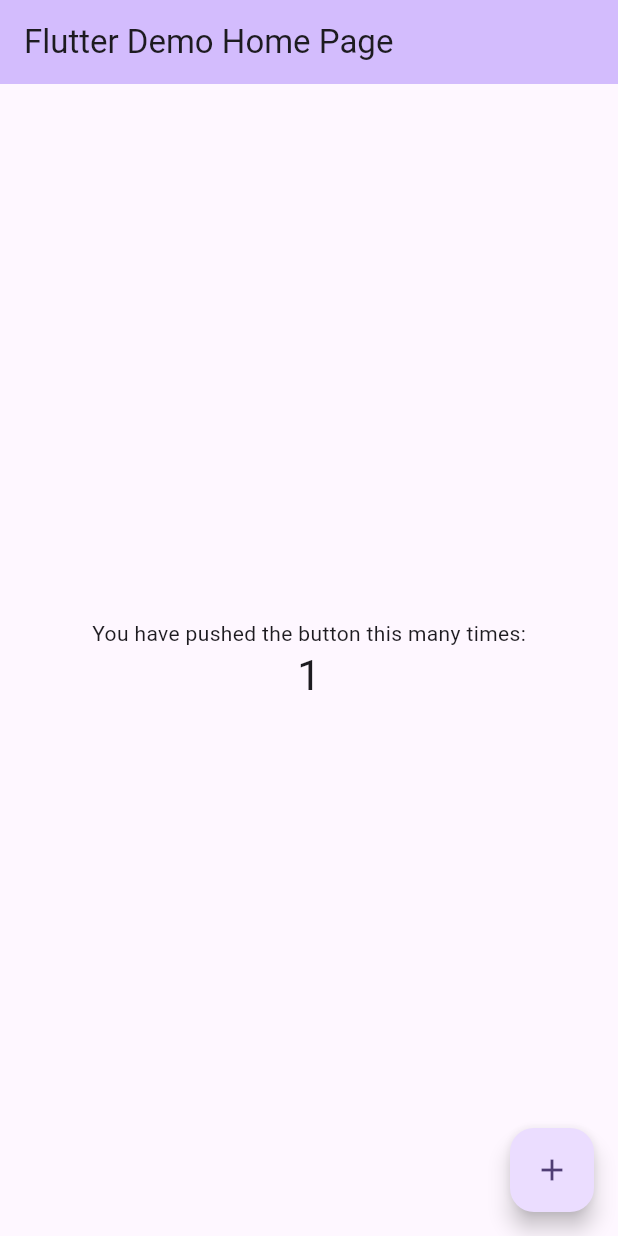
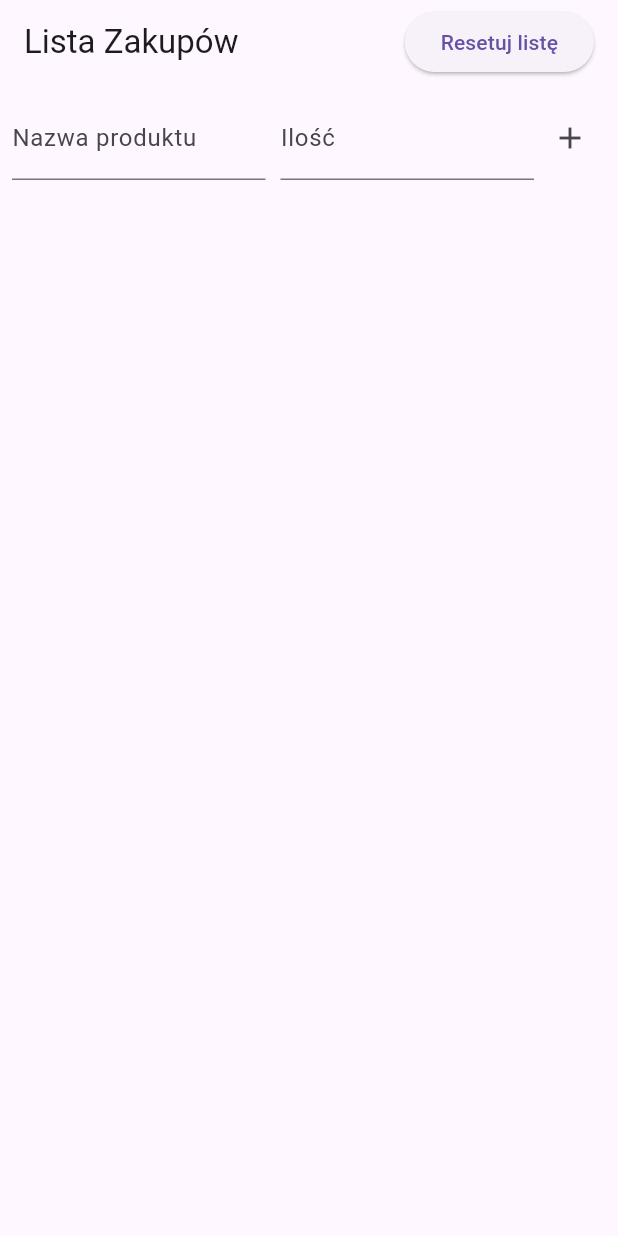
Before and after one commit to tojapawel/shopping_list_flutter, a Flutter app: the screen it shows after launch, after a tap on the "add" icon, on a phone screen of 412 x 824 dp. Run offline on Flutter 3.47's test engine with Material 3 defaults, Android fonts, the phone set to English and light mode, and no system bars.

Commit message:
new init

```diff
--- a/lib/main.dart
+++ b/lib/main.dart
@@ -1,125 +1,6 @@
 import 'package:flutter/material.dart';
+import 'my_app.dart';
 
 void main() {
-  runApp(const MyApp());
+  runApp(MyApp());
 }
-
-class MyApp extends StatelessWidget {
-  const MyApp({super.key});
-
-  // This widget is the root of your application.
-  @override
-  Widget build(BuildContext context) {
-    return MaterialApp(
-      title: 'Flutter Demo',
-      theme: ThemeData(
-        // This is the theme of your application.
-        //
-        // TRY THIS: Try running your application with "flutter run". You'll see
-        // the application has a purple toolbar. Then, without quitting the app,
-        // try changing the seedColor in the colorScheme below to Colors.green
-        // and then invoke "hot reload" (save your changes or press the "hot
-        // reload" button in a Flutter-supported IDE, or press "r" if you used
-        // the command line to start the app).
-        //
-        // Notice that the counter didn't reset back to zero; the application
-        // state is not lost during the reload. To reset the state, use hot
-        // restart instead.
-        //
-        // This works for code too, not just values: Most code changes can be
-        // tested with just a hot reload.
-        colorScheme: ColorScheme.fromSeed(seedColor: Colors.deepPurple),
-        useMaterial3: true,
-      ),
-      home: const MyHomePage(title: 'Flutter Demo Home Page'),
-    );
-  }
-}
-
-class MyHomePage extends StatefulWidget {
-  const MyHomePage({super.key, required this.title});
-
-  // This widget is the home page of your application. It is stateful, meaning
-  // that it has a State object (defined below) that contains fields that affect
-  // how it looks.
-
-  // This class is the configuration for the state. It holds the values (in this
-  // case the title) provided by the parent (in this case the App widget) and
-  // used by the build method of the State. Fields in a Widget subclass are
-  // always marked "final".
-
-  final String title;
-
-  @override
-  State<MyHomePage> createState() => _MyHomePageState();
-}
-
-class _MyHomePageState extends State<MyHomePage> {
-  int _counter = 0;
-
-  void _incrementCounter() {
-    setState(() {
-      // This call to setState tells the Flutter framework that something has
-      // changed in this State, which causes it to rerun the build method below
-      // so that the display can reflect the updated values. If we changed
-      // _counter without calling setState(), then the build method would not be
-      // called again, and so nothing would appear to happen.
-      _counter++;
-    });
-  }
-
-  @override
-  Widget build(BuildContext context) {
-    // This method is rerun every time setState is called, for instance as done
-    // by the _incrementCounter method above.
-    //
-    // The Flutter framework has been optimized to make rerunning build methods
-    // fast, so that you can just rebuild anything that needs updating rather
-    // than having to individually change instances of widgets.
-    return Scaffold(
-      appBar: AppBar(
-        // TRY THIS: Try changing the color here to a specific color (to
-        // Colors.amber, perhaps?) and trigger a hot reload to see the AppBar
-        // change color while the other colors stay the same.
-        backgroundColor: Theme.of(context).colorScheme.inversePrimary,
-        // Here we take the value from the MyHomePage object that was created by
-        // the App.build method, and use it to set our appbar title.
-        title: Text(widget.title),
-      ),
-      body: Center(
-        // Center is a layout widget. It takes a single child and positions it
-        // in the middle of the parent.
-        child: Column(
-          // Column is also a layout widget. It takes a list of children and
-          // arranges them vertically. By default, it sizes itself to fit its
-          // children horizontally, and tries to be as tall as its parent.
-          //
-          // Column has various properties to control how it sizes itself and
-          // how it positions its children. Here we use mainAxisAlignment to
-          // center the children vertically; the main axis here is the vertical
-          // axis because Columns are vertical (the cross axis would be
-          // horizontal).
-          //
-          // TRY THIS: Invoke "debug painting" (choose the "Toggle Debug Paint"
-          // action in the IDE, or press "p" in the console), to see the
-          // wireframe for each widget.
-          mainAxisAlignment: MainAxisAlignment.center,
-          children: <Widget>[
-            const Text(
-              'You have pushed the button this many times:',
-            ),
-            Text(
-              '$_counter',
-              style: Theme.of(context).textTheme.headlineMedium,
-            ),
-          ],
-        ),
-      ),
-      floatingActionButton: FloatingActionButton(
-        onPressed: _incrementCounter,
-        tooltip: 'Increment',
-        child: const Icon(Icons.add),
-      ), // This trailing comma makes auto-formatting nicer for build methods.
-    );
-  }
-}
--- /dev/null
+++ b/lib/my_app.dart
@@ -0,0 +1,15 @@
+import 'package:flutter/material.dart';
+import 'shopping_list.dart';
+
+class MyApp extends StatelessWidget {
+  @override
+  Widget build(BuildContext context) {
+    return MaterialApp(
+      title: 'Lista Zakupów',
+      theme: ThemeData(
+        primarySwatch: Colors.blue,
+      ),
+      home: ShoppingList(),
+    );
+  }
+}
--- /dev/null
+++ b/lib/shopping_list.dart
@@ -0,0 +1,177 @@
+// shopping_list.dart
+import 'package:flutter/material.dart';
+
+class ShoppingList extends StatefulWidget {
+  @override
+  _ShoppingListState createState() => _ShoppingListState();
+}
+
+class _ShoppingListState extends State<ShoppingList> {
+  List<Map<String, dynamic>> products = [];
+
+  TextEditingController productController = TextEditingController();
+  TextEditingController quantityController = TextEditingController();
+
+  void addProduct() {
+    setState(() {
+      String newProduct = productController.text;
+      String newQuantity = quantityController.text;
+
+      if (newProduct.isNotEmpty && newQuantity.isNotEmpty) {
+        products.add({'name': newProduct, 'quantity': newQuantity});
+        productController.clear();
+        quantityController.clear();
+      }
+    });
+  }
+
+  void editProduct(int index) async {
+    TextEditingController editProductController =
+    TextEditingController(text: products[index]['name']);
+    TextEditingController editQuantityController =
+    TextEditingController(text: products[index]['quantity']);
+
+    await showDialog(
+      context: context,
+      builder: (BuildContext context) {
+        return Dialog(
+          shape: RoundedRectangleBorder(
+            borderRadius: BorderRadius.circular(16.0),
+          ),
+          child: Container(
+            padding: EdgeInsets.all(16.0),
+            width: double.infinity,
+            child: Column(
+              mainAxisSize: MainAxisSize.min,
+              children: [
+                Text(
+                  'Edytuj produkt',
+                  style: TextStyle(
+                    fontSize: 18.0,
+                    fontWeight: FontWeight.bold,
+                  ),
+                ),
+                SizedBox(height: 20.0),
+                TextField(
+                  controller: editProductController,
+                  decoration: InputDecoration(labelText: 'Nazwa produktu'),
+                ),
+                TextField(
+                  controller: editQuantityController,
+                  decoration: InputDecoration(labelText: 'Ilość'),
+                  keyboardType: TextInputType.number,
+                ),
+                SizedBox(height: 20.0),
+                Row(
+                  mainAxisAlignment: MainAxisAlignment.spaceAround,
+                  children: [
+                    ElevatedButton(
+                      onPressed: () {
+                        Navigator.of(context).pop();
+                      },
+                      child: Text('Anuluj'),
+                    ),
+                    ElevatedButton(
+                      onPressed: () {
+                        setState(() {
+                          products[index]['name'] = editProductController.text;
+                          products[index]['quantity'] =
+                              editQuantityController.text;
+                        });
+                        Navigator.of(context).pop();
+                      },
+                      child: Text('Zapisz'),
+                    ),
+                  ],
+                ),
+              ],
+            ),
+          ),
+        );
+      },
+    );
+  }
+
+  void removeProduct(int index) {
+    setState(() {
+      products.removeAt(index);
+    });
+  }
+
+  void resetList() {
+    setState(() {
+      products.clear();
+    });
+  }
+
+  @override
+  Widget build(BuildContext context) {
+    return Scaffold(
+      appBar: AppBar(
+        title: Row(
+          mainAxisAlignment: MainAxisAlignment.spaceBetween,
+          children: [
+            Text('Lista Zakupów'),
+            ElevatedButton(
+              onPressed: resetList,
+              child: Text('Resetuj listę'),
+            ),
+          ],
+        ),
+      ),
+      body: Column(
+        children: [
+          Padding(
+            padding: const EdgeInsets.all(8.0),
+            child: Row(
+              children: [
+                Expanded(
+                  child: TextField(
+                    controller: productController,
+                    decoration: InputDecoration(labelText: 'Nazwa produktu'),
+                  ),
+                ),
+                SizedBox(width: 10),
+                Expanded(
+                  child: TextField(
+                    controller: quantityController,
+                    decoration: InputDecoration(labelText: 'Ilość'),
+                    keyboardType: TextInputType.number,
+                  ),
+                ),
+                IconButton(
+                  icon: Icon(Icons.add),
+                  onPressed: addProduct,
+                ),
+              ],
+            ),
+          ),
+          Expanded(
+            child: ListView.builder(
+              itemCount: products.length,
+              itemBuilder: (context, index) {
+                return ListTile(
+                  title: Text(
+                      '${products[index]['name']} - ${products[index]['quantity']}'),
+                  trailing: Row(
+                    mainAxisSize: MainAxisSize.min,
+                    children: [
+                      IconButton(
+                        icon: Icon(Icons.edit),
+                        onPressed: () => editProduct(index),
+                      ),
+                      IconButton(
+                        icon: Icon(Icons.remove),
+                        onPressed: () => removeProduct(index),
+                      ),
+                    ],
+                  ),
+                );
+              },
+            ),
+          ),
+        ],
+      ),
+    );
+  }
+}
--- a/pubspec.yaml
+++ b/pubspec.yaml
@@ -1,4 +1,4 @@
-name: kaktus_app
+name: projektzaliczenie
 description: "A new Flutter project."
 # The following line prevents the package from being accidentally published to
 # pub.dev using `flutter pub publish`. This is preferred for private packages.
@@ -30,6 +30,7 @@ environment:
 dependencies:
   flutter:
     sdk: flutter
+  path_provider: ^2.0.4
 
 
   # The following adds the Cupertino Icons font to your application.
```
Also changed, not shown: pubspec.lock, 19 other files.
